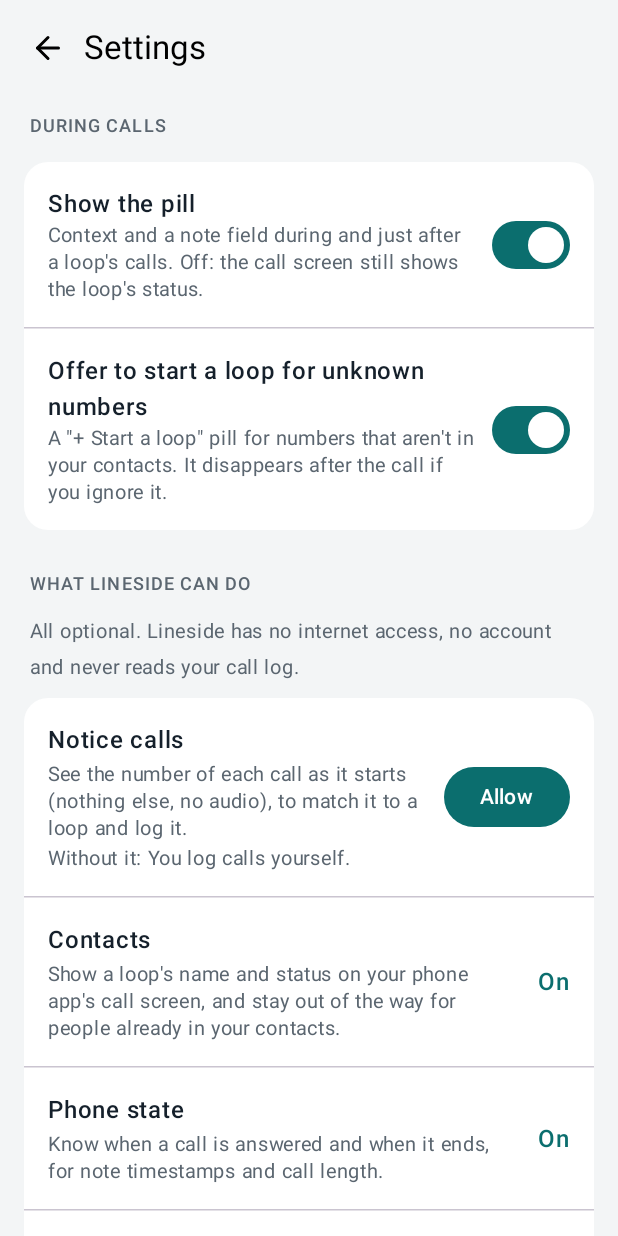
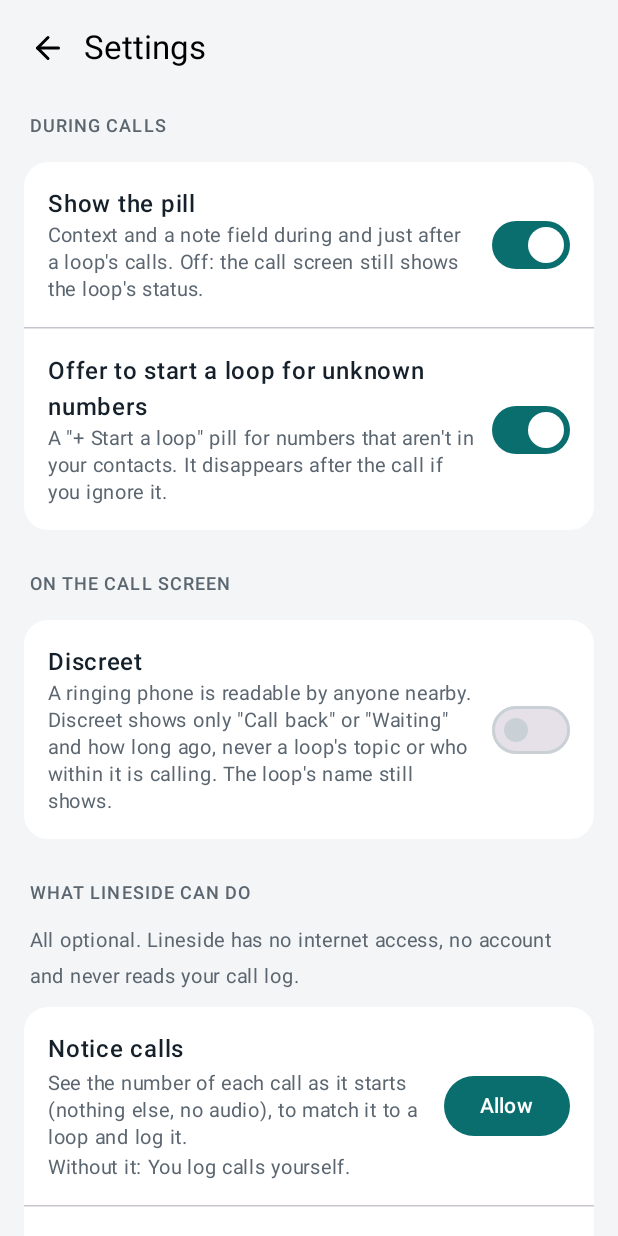
Before and after one commit to absoluteKander/Lineside, an Android app built with Jetpack Compose: the screen it shows after launch (MainActivity), after a tap on "Settings", on a phone screen of 412 x 824 dp. Run offline under Robolectric (Android 15) with nearby library versions, the phone set to English and light mode, and no system bars; our stand-ins replace Room's generated code; 1 statement that could not run was skipped.

Commit message:
Call-screen photo, discreet mode, quiet-loop nudge
- Each loop's contact gets a generated photo: LOOP badge, initials and a
  few characters of status ("VM 4d"), in the loop's colour. Shown large on
  the incoming-call and lock screens; redrawn only when it changes.
- Discreet call screen (Settings, off by default): the phone app shows only
  "Call back"/"Waiting" and how long ago, never a topic or party name.
- A daily on-device check (WorkManager) refreshes every loop's call-screen
  copy and posts one quiet reminder when a loop has had no activity for
  three weeks: "Still waiting on …?" with Keep; tapping opens the loop.
  One reminder per quiet stretch.
- WorkManager's network-state and foreground-service permissions and its
  foreground service are stripped; Lineside needs neither.
- Settings rows toggle as a whole (bigger target, one control for TalkBack).
- Debug builds only: `--ez runDaily true` runs the daily check, for testing.

Co-Authored-By: Claude Opus 5.5 <noreply@anthropic.com>

```diff
--- a/app/build.gradle.kts
+++ b/app/build.gradle.kts
@@ -76,6 +76,7 @@ dependencies {
     implementation("androidx.room:room-runtime:2.7.2")
     implementation("androidx.room:room-ktx:2.7.2")
     implementation("org.jetbrains.kotlinx:kotlinx-coroutines-android:1.10.2")
+    implementation("androidx.work:work-runtime-ktx:2.10.1")
     ksp("androidx.room:room-compiler:2.7.2")
     testImplementation("junit:junit:4.13.2")
     androidTestImplementation("androidx.test.ext:junit:1.2.1")
--- a/app/src/main/java/app/lineside/App.kt
+++ b/app/src/main/java/app/lineside/App.kt
@@ -15,12 +15,17 @@ import app.lineside.data.LoopRepo
 /** Hand-wired dependencies; small enough not to need a DI framework. */
 class App : Application() {
     val db by lazy { Db.open(this) }
-    val contacts by lazy { ContactSurface(this) }
+    val contacts by lazy { ContactSurface(this) { settings.discreetCallScreen } }
     val repo by lazy { LoopRepo(db, contacts) }
     val settings by lazy { Settings(this) }
     /** For work started from call hooks and the pill, which outlive any screen. */
     val scope = CoroutineScope(SupervisorJob() + Dispatchers.Main.immediate)
 
+    override fun onCreate() {
+        super.onCreate()
+        DailyWorker.schedule(this)
+    }
+
     companion object {
         fun of(ctx: Context) = ctx.applicationContext as App
     }
--- a/app/src/main/java/app/lineside/MainActivity.kt
+++ b/app/src/main/java/app/lineside/MainActivity.kt
@@ -44,8 +44,20 @@ import kotlinx.coroutines.launch
 class MainActivity : ComponentActivity() {
     private val app get() = application as App
 
+    /** A loop to open, from a notification (the quiet-loop nudge). */
+    private val openLoop = androidx.compose.runtime.mutableStateOf<Long?>(null)
+
+    override fun onNewIntent(intent: Intent) {
+        super.onNewIntent(intent)
+        intent.getLongExtra(QuietNudge.EXTRA_LOOP, -1L).takeIf { it > 0 }?.let { openLoop.value = it }
+    }
+
     override fun onCreate(savedInstanceState: Bundle?) {
         super.onCreate(savedInstanceState)
+        intent?.getLongExtra(QuietNudge.EXTRA_LOOP, -1L)?.takeIf { it > 0 }?.let { openLoop.value = it }
+        // Debug builds only: `am start ... --ez runDaily true` runs the daily check now, for testing.
+        if (BuildConfig.DEBUG && intent?.getBooleanExtra("runDaily", false) == true)
+            androidx.work.WorkManager.getInstance(this).enqueue(androidx.work.OneTimeWorkRequestBuilder<DailyWorker>().build())
         enableEdgeToEdge()
         setContent { LinesideTheme { Root() } }
     }
@@ -79,6 +91,8 @@ class MainActivity : ComponentActivity() {
         val scope = rememberCoroutineScope()
         val loops by repo.observeAll().collectAsStateWithLifecycle(emptyList())
         var screen by remember { mutableStateOf<Screen>(ListScreen) }
+        val toOpen = openLoop.value
+        LaunchedEffect(toOpen) { if (toOpen != null) { screen = LoopView(toOpen); openLoop.value = null } }
         var returnTo by remember { mutableStateOf<Screen>(ListScreen) }
         var now by remember { mutableLongStateOf(System.currentTimeMillis()) }
         LaunchedEffect(Unit) { while (true) { delay(60_000); now = System.currentTimeMillis() } }
@@ -92,6 +106,7 @@ class MainActivity : ComponentActivity() {
         var callsHintDismissed by remember { mutableStateOf(settings.callsHintDismissed) }
         var pillOn by remember { mutableStateOf(settings.pillEnabled) }
         var unknownOn by remember { mutableStateOf(settings.unknownCallerPill) }
+        var discreetOn by remember { mutableStateOf(settings.discreetCallScreen) }
         val askPerms = rememberLauncherForActivityResult(ActivityResultContracts.RequestMultiplePermissions()) {
             permTick++
             if (hasContacts()) scope.launch { repo.resyncAll() }
@@ -130,6 +145,8 @@ class MainActivity : ComponentActivity() {
                 onBack = { screen = ListScreen },
                 onPill = { pillOn = it; settings.pillEnabled = it },
                 onUnknownPill = { unknownOn = it; settings.unknownCallerPill = it },
+                discreet = discreetOn,
+                onDiscreet = { discreetOn = it; settings.discreetCallScreen = it; scope.launch { repo.resyncAll() } },
                 onAllow = allow,
             )
 
--- a/app/src/main/java/app/lineside/Settings.kt
+++ b/app/src/main/java/app/lineside/Settings.kt
@@ -19,6 +19,18 @@ class Settings(ctx: Context) {
         get() = p.getBoolean("unknownCallerPill", true)
         set(v) = p.edit().putBoolean("unknownCallerPill", v).apply()
 
+    /**
+     * Discreet call screen: the phone app shows only "Call back"/"Waiting" and how long ago, never a loop's
+     * topic or who within it is calling, since a ringing phone is readable by anyone nearby.
+     */
+    var discreetCallScreen: Boolean
+        get() = p.getBoolean("discreetCallScreen", false)
+        set(v) = p.edit().putBoolean("discreetCallScreen", v).apply()
+
+    /** When each loop was last nudged as quiet (loop id → time). */
+    fun nudgedAt(loopId: Long): Long? = p.getLong("nudged_$loopId", 0L).takeIf { it > 0 }
+    fun setNudgedAt(loopId: Long, at: Long) = p.edit().putLong("nudged_$loopId", at).apply()
+
     var contactsHintDismissed: Boolean
         get() = p.getBoolean("contactsHintDismissed", false)
         set(v) = p.edit().putBoolean("contactsHintDismissed", v).apply()
--- a/app/src/main/java/app/lineside/data/LoopRepo.kt
+++ b/app/src/main/java/app/lineside/data/LoopRepo.kt
@@ -57,6 +57,9 @@ class LoopRepo(private val db: Db, private val contacts: ContactSurface, private
         callStartedAt?.let { dao.deleteCallEvent(loopId, number, it) }
         resync(loopId)
     }
+
+    /** Every loop with its history. */
+    suspend fun openLoopsAll(): List<LoopFull> = io { dao.all() }
 
     /** Open (not quiet) loops, most recently active first: the choices for "add to an open loop". */
     suspend fun openLoops(now: Long = clock()): List<LoopFull> = io {
--- a/app/src/main/java/app/lineside/ui/SettingsScreen.kt
+++ b/app/src/main/java/app/lineside/ui/SettingsScreen.kt
@@ -27,6 +27,8 @@ import androidx.compose.material3.Text
 import androidx.compose.runtime.Composable
 import androidx.compose.ui.Alignment
 import androidx.compose.ui.Modifier
+import androidx.compose.foundation.selection.toggleable
+import androidx.compose.ui.semantics.Role
 import androidx.compose.ui.text.font.FontWeight
 import androidx.compose.ui.unit.dp
 import androidx.compose.ui.unit.sp
@@ -41,6 +43,8 @@ fun SettingsScreen(
     onPill: (Boolean) -> Unit,
     onUnknownPill: (Boolean) -> Unit,
     onAllow: (Access) -> Unit,
+    discreet: Boolean,
+    onDiscreet: (Boolean) -> Unit,
 ) {
     Column(
         Modifier.fillMaxSize().background(MaterialTheme.colorScheme.background).statusBarsPadding().navigationBarsPadding()
@@ -58,6 +62,15 @@ fun SettingsScreen(
                 "Offer to start a loop for unknown numbers",
                 "A \"+ Start a loop\" pill for numbers that aren't in your contacts. It disappears after the call if you ignore it.",
                 unknownPill && pillEnabled, onUnknownPill, enabled = pillEnabled,
+            )
+        }
+        SectionLabel("On the call screen", Modifier.padding(start = 20.dp, top = 20.dp, bottom = 8.dp))
+        Group {
+            Toggle(
+                "Discreet",
+                "A ringing phone is readable by anyone nearby. Discreet shows only \"Call back\" or \"Waiting\" and how long ago, " +
+                    "never a loop's topic or who within it is calling. The loop's name still shows.",
+                discreet, onDiscreet,
             )
         }
         SectionLabel("What Lineside can do", Modifier.padding(start = 20.dp, top = 20.dp, bottom = 4.dp))
@@ -83,12 +96,18 @@ private fun Group(content: @Composable () -> Unit) = Card(
 
 @Composable
 private fun Toggle(title: String, detail: String, checked: Boolean, onChange: (Boolean) -> Unit, enabled: Boolean = true) =
-    Row(Modifier.padding(16.dp), verticalAlignment = Alignment.CenterVertically, horizontalArrangement = Arrangement.spacedBy(12.dp)) {
+    // The whole row is the switch: easier to hit, and read as one control by TalkBack.
+    Row(
+        Modifier.fillMaxWidth()
+            .toggleable(value = checked, enabled = enabled, role = Role.Switch, onValueChange = onChange)
+            .padding(16.dp),
+        verticalAlignment = Alignment.CenterVertically, horizontalArrangement = Arrangement.spacedBy(12.dp),
+    ) {
         Column(Modifier.weight(1f)) {
             Text(title, fontWeight = FontWeight.SemiBold)
             Text(detail, fontSize = 13.sp, lineHeight = 18.sp, color = MaterialTheme.colorScheme.onSurfaceVariant)
         }
-        Switch(checked, onChange, enabled = enabled)
+        Switch(checked, onCheckedChange = null, enabled = enabled)
     }
 
 @Composable
```
Also changed, not shown: app/src/main/AndroidManifest.xml (+11 -0 lines), app/src/main/java/app/lineside/Daily.kt (added, +97 -0 lines), app/src/main/java/app/lineside/contacts/ContactSurface.kt (+27 -4 lines), app/src/main/java/app/lineside/contacts/PhotoRenderer.kt (added, +42 -0 lines), app/src/main/java/app/lineside/domain/LoopStatus.kt (+21 -3 lines), 1 other file.
